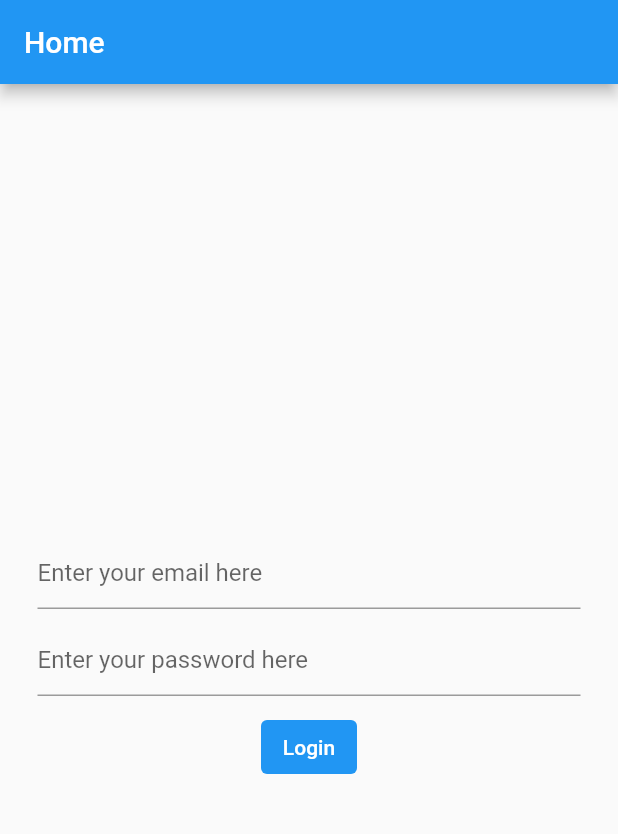
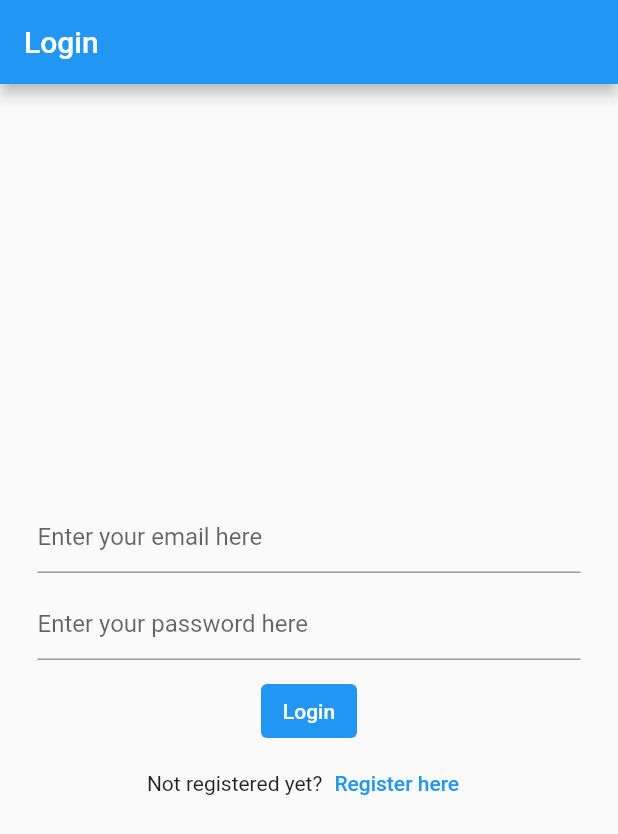
Before and after one commit to This-Is-Prince/learning-flutter, a Flutter app: the screen it shows after launch, on a phone screen of 412 x 824 dp. Shown: the top 834 px of the screen. Run offline on Flutter 3.47's test engine with Material 2 defaults, Android fonts, the phone set to English and light mode, and no system bars; our stand-ins replace firebase_auth, firebase_core; accounts and stored records are empty.

Commit message:
feat: login,register routes added and verify email moved to separate file

```diff
--- a/flutter_course_freecodecamp/mynotes/lib/main.dart
+++ b/flutter_course_freecodecamp/mynotes/lib/main.dart
@@ -1,4 +1,3 @@
-import 'package:firebase_auth/firebase_auth.dart';
 import 'package:firebase_core/firebase_core.dart';
 import 'package:flutter/material.dart';
 import 'package:mynotes/firebase_options.dart';
@@ -21,7 +20,12 @@ class MyApp extends StatelessWidget {
       theme: ThemeData(
         primarySwatch: Colors.blue,
       ),
-        home: const HomePage());
+      home: const HomePage(),
+      routes: {
+        '/login/': (context) => const LoginView(),
+        '/register/': (context) => const RegisterView(),
+      },
+    );
   }
 }
 
@@ -30,9 +34,7 @@ class HomePage extends StatelessWidget {
 
   @override
   Widget build(BuildContext context) {
-    return Scaffold(
-      appBar: AppBar(title: const Text("Home")),
-      body: FutureBuilder(
+    return FutureBuilder(
       future: Firebase.initializeApp(
         options: DefaultFirebaseOptions.currentPlatform,
       ),
@@ -41,52 +43,13 @@ class HomePage extends StatelessWidget {
           case ConnectionState.done:
             return const LoginView();
           default:
-              return const Text("Loading....");
-          }
-        },
+            return const Scaffold(
+              body: Center(
+                child: CircularProgressIndicator(),
               ),
             );
         }
-}
-
-class VerifyEmailView extends StatefulWidget {
-  const VerifyEmailView({Key? key}) : super(key: key);
-
-  @override
-  State<VerifyEmailView> createState() => _VerifyEmailViewState();
-}
-
-class _VerifyEmailViewState extends State<VerifyEmailView> {
-  @override
-  Widget build(BuildContext context) {
-    return Scaffold(
-      appBar: AppBar(
-        title: const Text("Verify email"),
-      ),
-      body: Column(
-        mainAxisAlignment: MainAxisAlignment.center,
-        children: [
-          Container(
-            alignment: Alignment.center,
-            margin: const EdgeInsets.only(bottom: 10),
-            child: const Text("Please verify your email address:"),
-          ),
-          Container(
-            alignment: Alignment.center,
-            child: TextButton(
-              style: TextButton.styleFrom(
-                primary: Colors.white,
-                backgroundColor: Colors.blue,
-              ),
-              onPressed: () async {
-                final user = FirebaseAuth.instance.currentUser;
-                await user?.sendEmailVerification();
       },
-              child: const Text("Send email verification"),
-            ),
-          ),
-        ],
-      ),
     );
   }
 }
--- a/flutter_course_freecodecamp/mynotes/lib/views/login_view.dart
+++ b/flutter_course_freecodecamp/mynotes/lib/views/login_view.dart
@@ -28,7 +28,9 @@ class _LoginViewState extends State<LoginView> {
 
   @override
   Widget build(BuildContext context) {
-    return Column(
+    return Scaffold(
+      appBar: AppBar(title: const Text("Login")),
+      body: Column(
         mainAxisAlignment: MainAxisAlignment.center,
         //crossAxisAlignment: CrossAxisAlignment.center,
         children: [
@@ -66,7 +68,8 @@ class _LoginViewState extends State<LoginView> {
               final password = _password.text;
               try {
                 final userCredential = await FirebaseAuth.instance
-                  .signInWithEmailAndPassword(email: email, password: password);
+                    .signInWithEmailAndPassword(
+                        email: email, password: password);
                 debugPrint("\n\n${userCredential.toString()}");
               } on FirebaseAuthException catch (e) {
                 if (e.code == 'user-not-found') {
@@ -79,7 +82,21 @@ class _LoginViewState extends State<LoginView> {
             },
             child: const Text("Login"),
           ),
+          Row(
+            mainAxisAlignment: MainAxisAlignment.center,
+            children: [
+              const Text('Not registered yet?'),
+              TextButton(
+                onPressed: () {
+                  Navigator.of(context)
+                      .pushNamedAndRemoveUntil('/register/', (route) => false);
+                },
+                child: const Text('Register here'),
+              )
             ],
+          ),
+        ],
+      ),
     );
   }
 }
--- a/flutter_course_freecodecamp/mynotes/lib/views/register_view.dart
+++ b/flutter_course_freecodecamp/mynotes/lib/views/register_view.dart
@@ -28,7 +28,9 @@ class _RegisterViewState extends State<RegisterView> {
 
   @override
   Widget build(BuildContext context) {
-    return Column(
+    return Scaffold(
+      appBar: AppBar(title: const Text('Register')),
+      body: Column(
         mainAxisAlignment: MainAxisAlignment.center,
         children: [
           Container(
@@ -87,7 +89,21 @@ class _RegisterViewState extends State<RegisterView> {
             },
             child: const Text("Register"),
           ),
+          Row(
+            mainAxisAlignment: MainAxisAlignment.center,
+            children: [
+              const Text('Already registered?'),
+              TextButton(
+                onPressed: () {
+                  Navigator.of(context)
+                      .pushNamedAndRemoveUntil('/login/', (route) => false);
+                },
+                child: const Text('Login here'),
+              )
             ],
+          ),
+        ],
+      ),
     );
   }
 }
```
Also changed, not shown: flutter_course_freecodecamp/mynotes/lib/views/verify_email_view.dart (added, +44 -0 lines). Lines whose indentation alone changed are shown as unchanged.
